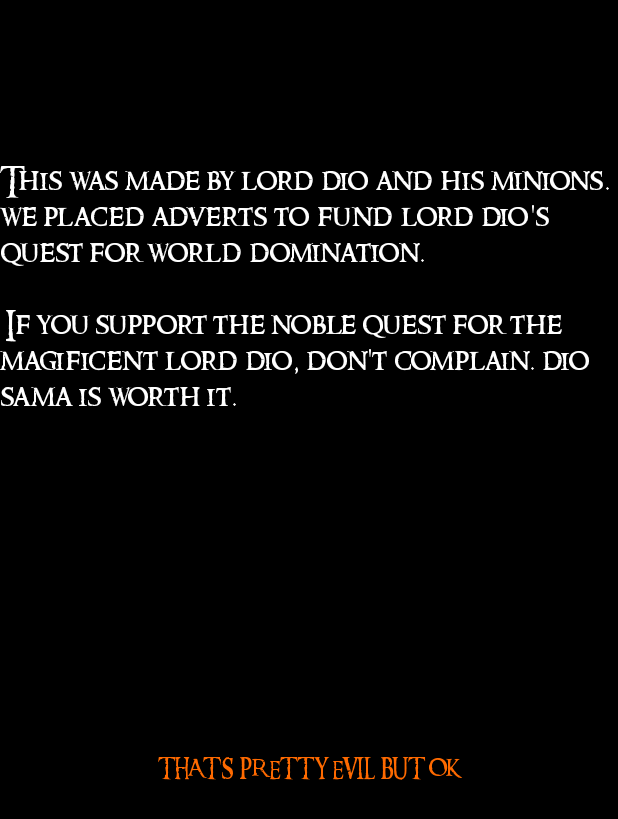
After one commit to BerserkerLan/Sudoku-Android, an Android app: the AboutActivity screen opened directly, with no data from a screen before it, on a phone screen of 412 x 824 dp. The commit adds this screen. Shown: the top 819 px of the screen. Run offline under Robolectric (Android 15) with nearby library versions, the phone set to English and light mode, and no system bars.

Commit message:
About page done too, now to complete the winning popup properly

```diff
--- a/app/src/main/AndroidManifest.xml
+++ b/app/src/main/AndroidManifest.xml
@@ -9,8 +9,13 @@
         android:roundIcon="@mipmap/ic_launcher_round"
         android:supportsRtl="true"
         android:theme="@style/AppTheme">
-        <activity android:name=".TutorialPopup"
-            android:theme="@style/AppTheme.NoActionBar"/>
+        <activity
+            android:name=".AboutActivity"
+            android:label="@string/title_activity_about"
+            android:theme="@style/AppTheme.NoActionBar"></activity>
+        <activity
+            android:name=".TutorialPopup"
+            android:theme="@style/AppTheme.NoActionBar" />
         <activity
             android:name=".MenuActivity"
             android:label="@string/title_activity_menu"
@@ -18,10 +23,11 @@
             <intent-filter>
                 <action android:name="android.intent.action.MAIN" />
                 <action android:name="android.intent.action.VIEW" />
-                <data android:scheme="sudioku"/>
+
+                <data android:scheme="sudioku" />
+
                 <category android:name="android.intent.category.DEFAULT" />
                 <category android:name="android.intent.category.BROWSABLE" />
-
                 <category android:name="android.intent.category.LAUNCHER" />
             </intent-filter>
         </activity>
--- /dev/null
+++ b/app/src/main/java/com/kyoudai/sudioku/AboutActivity.java
@@ -0,0 +1,27 @@
+package com.kyoudai.sudioku;
+
+import android.os.Bundle;
+
+import com.google.android.material.floatingactionbutton.FloatingActionButton;
+import com.google.android.material.snackbar.Snackbar;
+
+import androidx.appcompat.app.AppCompatActivity;
+import androidx.appcompat.widget.Toolbar;
+
+import android.view.View;
+
+public class AboutActivity extends AppCompatActivity {
+
+    @Override
+    protected void onCreate(Bundle savedInstanceState) {
+        super.onCreate(savedInstanceState);
+        setContentView(R.layout.activity_about_popup);
+       findViewById(R.id.backtoHomeFromAboutButton).setOnClickListener(new View.OnClickListener() {
+           @Override
+           public void onClick(View v) {
+               finish();
+           }
+       });
+    }
+
+}
--- a/app/src/main/java/com/kyoudai/sudioku/MenuActivity.java
+++ b/app/src/main/java/com/kyoudai/sudioku/MenuActivity.java
@@ -49,6 +49,13 @@ public class MenuActivity extends AppCompatActivity {
             }
         });
 
+        findViewById(R.id.aboutButton).setOnClickListener(new View.OnClickListener() {
+            @Override
+            public void onClick(View v) {
+                startActivity(new Intent(getApplicationContext(), AboutActivity.class));
+            }
+        });
+
     }
 
 
--- a/app/src/main/java/com/kyoudai/sudioku/TutorialPopup.java
+++ b/app/src/main/java/com/kyoudai/sudioku/TutorialPopup.java
@@ -9,7 +9,6 @@ import com.synnapps.carouselview.CarouselView;
 
 public class TutorialPopup extends AppCompatActivity {
 
-    CarouselView carouselView;
     @Override
     protected void onCreate(Bundle savedInstanceState) {
         super.onCreate(savedInstanceState);
--- /dev/null
+++ b/app/src/main/res/layout/activity_about_popup.xml
@@ -0,0 +1,41 @@
+<?xml version="1.0" encoding="utf-8"?>
+<androidx.constraintlayout.widget.ConstraintLayout xmlns:android="http://schemas.android.com/apk/res/android"
+    xmlns:app="http://schemas.android.com/apk/res-auto"
+    xmlns:tools="http://schemas.android.com/tools"
+    android:layout_width="match_parent"
+    android:layout_height="match_parent"
+    android:background="@color/black"
+    tools:context=".AboutActivity">
+
+    <TextView
+        android:id="@+id/textView6"
+        android:layout_width="match_parent"
+        android:layout_height="wrap_content"
+        android:fontFamily="@font/titlefont"
+        android:text="This was made by lord dio and his minions. we placed adverts to fund lord dio's quest for world domination.\n\n
+If you support the noble quest for the magificent lord dio, don't complain. dio sama is worth it."
+        android:textColor="@color/white"
+        android:textSize="20sp"
+        app:layout_constraintBottom_toBottomOf="parent"
+        app:layout_constraintTop_toTopOf="parent"
+        app:layout_constraintVertical_bias="0.163"
+        tools:layout_editor_absoluteX="0dp" />
+
+    <Button
+        android:id="@+id/backtoHomeFromAboutButton"
+        android:layout_width="300dp"
+        android:layout_height="wrap_content"
+        android:layout_marginBottom="56dp"
+        android:background="@color/black"
+        android:fontFamily="@font/titlefont"
+        android:text="That's pretty evil but ok"
+        android:textColor="@color/orange"
+        app:layout_constraintBottom_toBottomOf="parent"
+        app:layout_constraintEnd_toEndOf="parent"
+        app:layout_constraintHorizontal_bias="0.495"
+        app:layout_constraintStart_toStartOf="parent"
+        app:layout_constraintTop_toBottomOf="@+id/textView6"
+        app:layout_constraintVertical_bias="0.473" />
+
+
+</androidx.constraintlayout.widget.ConstraintLayout>
--- a/app/src/main/res/layout/activity_menu.xml
+++ b/app/src/main/res/layout/activity_menu.xml
@@ -88,6 +88,7 @@
         app:layout_constraintVertical_bias="0.095" />
 
     <Button
+        android:id="@+id/aboutButton"
         android:layout_width="300dp"
         android:layout_height="wrap_content"
         android:background="@color/black"
--- a/app/src/main/res/values/strings.xml
+++ b/app/src/main/res/values/strings.xml
@@ -2,4 +2,5 @@
     <string name="app_name">Sudioku</string>
     <string name="title_activity_menu">MenuActivity</string>
     <string name="title_activity_difficulty_popup">DifficultyPopup</string>
+    <string name="title_activity_about">AboutActivity</string>
 </resources>
```
